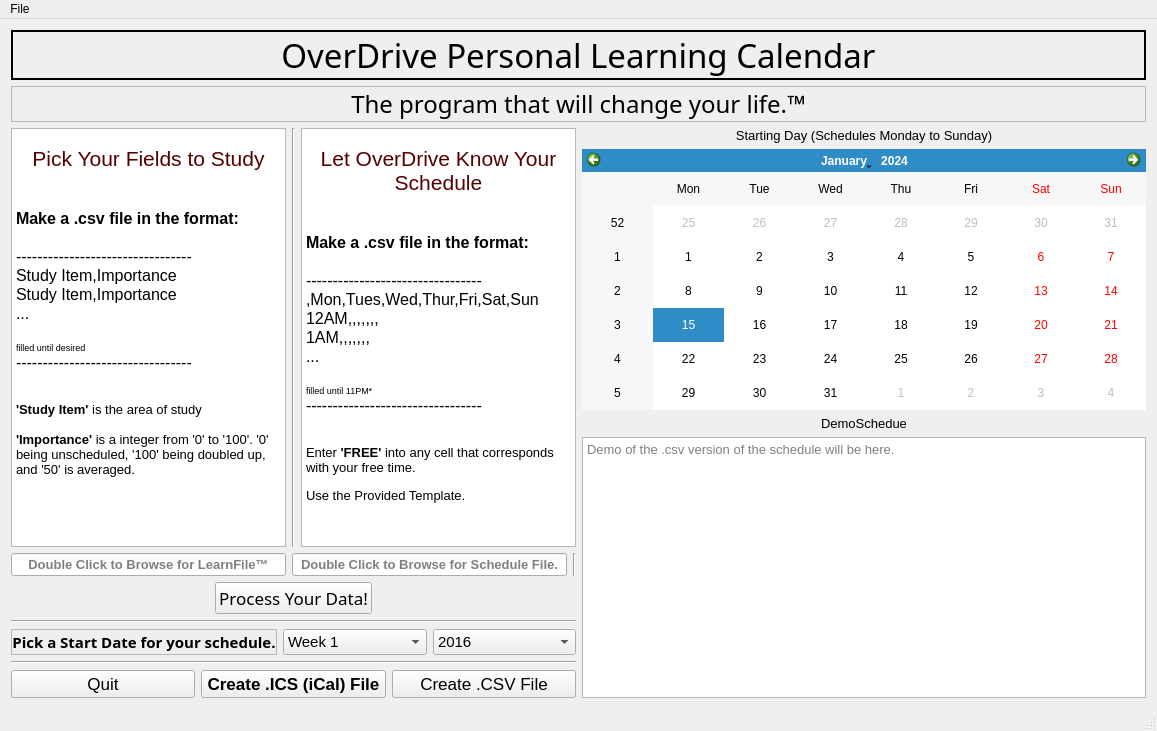
This is inputwindow.ui in bytePro17124/OverDrive-Personal-Learning-Calendar as Qt 5 draws it before an edit. The edited form follows.
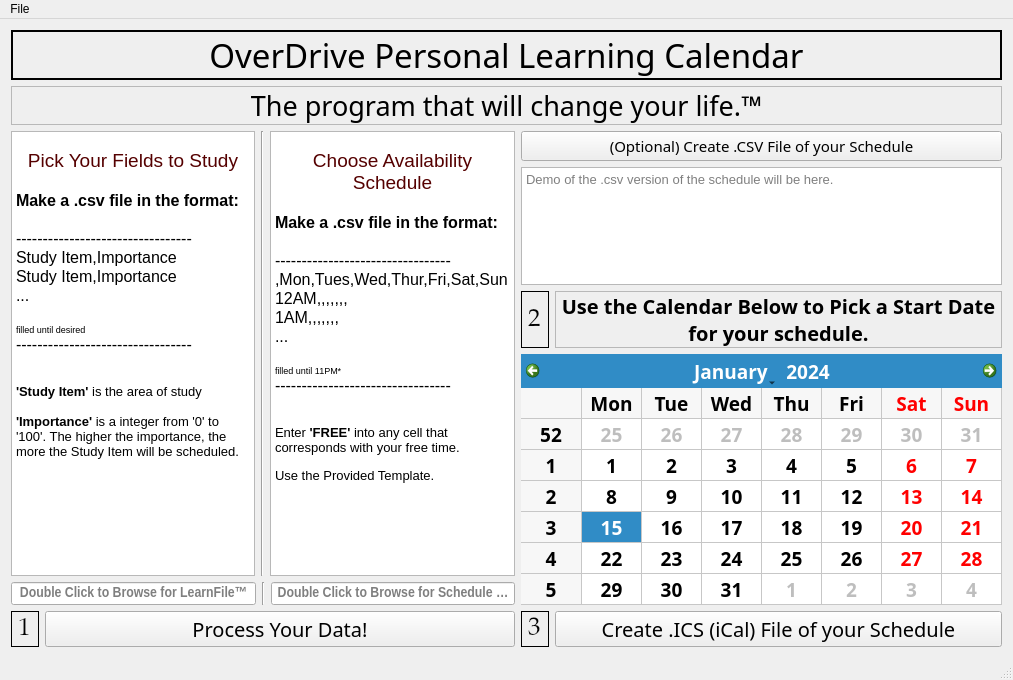
This is the edited form.

Commit message: Algo's complete - ready for testing

Patch:
```diff
--- a/inputwindow.ui
+++ b/inputwindow.ui
@@ -6,8 +6,8 @@
    <rect>
     <x>0</x>
     <y>0</y>
-    <width>1157</width>
-    <height>731</height>
+    <width>1013</width>
+    <height>680</height>
    </rect>
   </property>
   <property name="windowTitle">
@@ -17,7 +17,7 @@
    <string/>
   </property>
   <widget class="QWidget" name="centralWidget">
-   <layout class="QVBoxLayout" name="verticalLayout_4">
+   <layout class="QVBoxLayout" name="verticalLayout_3">
     <item>
      <widget class="QLabel" name="label_ProgramName">
       <property name="font">
@@ -50,7 +50,7 @@
       <property name="font">
        <font>
         <family>Baskerville Old Face</family>
-        <pointsize>18</pointsize>
+        <pointsize>20</pointsize>
         <underline>false</underline>
        </font>
       </property>
@@ -74,21 +74,24 @@
     <item>
      <layout class="QHBoxLayout" name="horizontalLayout_6">
       <item>
-       <layout class="QVBoxLayout" name="verticalLayout_3">
+       <layout class="QVBoxLayout" name="verticalLayout_2">
         <item>
-         <layout class="QVBoxLayout" name="verticalLayout_2">
+         <layout class="QHBoxLayout" name="horizontalLayout_5">
           <item>
-           <layout class="QHBoxLayout" name="horizontalLayout_2">
-            <item>
-             <widget class="QTextBrowser" name="textBrowser_InfoAboutLearnItems">
-              <property name="html">
-               <string>&lt;!DOCTYPE HTML PUBLIC &quot;-//W3C//DTD HTML 4.0//EN&quot; &quot;http://www.w3.org/TR/REC-html40/strict.dtd&quot;&gt;
+           <widget class="QTextBrowser" name="textBrowser_InfoAboutLearnItems">
+            <property name="sizeIncrement">
+             <size>
+              <width>0</width>
+              <height>0</height>
+             </size>
+            </property>
+            <property name="html">
+             <string>&lt;!DOCTYPE HTML PUBLIC &quot;-//W3C//DTD HTML 4.0//EN&quot; &quot;http://www.w3.org/TR/REC-html40/strict.dtd&quot;&gt;
 &lt;html&gt;&lt;head&gt;&lt;meta name=&quot;qrichtext&quot; content=&quot;1&quot; /&gt;&lt;style type=&quot;text/css&quot;&gt;
 p, li { white-space: pre-wrap; }
 &lt;/style&gt;&lt;/head&gt;&lt;body style=&quot; font-family:'MS Shell Dlg 2'; font-size:8.25pt; font-weight:400; font-style:normal;&quot;&gt;
 &lt;p align=&quot;center&quot; style=&quot;-qt-paragraph-type:empty; margin-top:0px; margin-bottom:0px; margin-left:0px; margin-right:0px; -qt-block-indent:0; text-indent:0px;&quot;&gt;&lt;br /&gt;&lt;/p&gt;
-&lt;p align=&quot;center&quot; style=&quot; margin-top:0px; margin-bottom:0px; margin-left:0px; margin-right:0px; -qt-block-indent:0; text-indent:0px;&quot;&gt;&lt;span style=&quot; font-size:16pt; color:#550000;&quot;&gt;Pick Your Fields to Study&lt;/span&gt;&lt;/p&gt;
-&lt;p style=&quot;-qt-paragraph-type:empty; margin-top:0px; margin-bottom:0px; margin-left:0px; margin-right:0px; -qt-block-indent:0; text-indent:0px; font-size:12pt; font-weight:600;&quot;&gt;&lt;br /&gt;&lt;/p&gt;
+&lt;p align=&quot;center&quot; style=&quot; margin-top:0px; margin-bottom:0px; margin-left:0px; margin-right:0px; -qt-block-indent:0; text-indent:0px;&quot;&gt;&lt;span style=&quot; font-size:14pt; color:#550000;&quot;&gt;Pick Your Fields to Study&lt;/span&gt;&lt;/p&gt;
 &lt;p style=&quot;-qt-paragraph-type:empty; margin-top:0px; margin-bottom:0px; margin-left:0px; margin-right:0px; -qt-block-indent:0; text-indent:0px; font-size:12pt; font-weight:600;&quot;&gt;&lt;br /&gt;&lt;/p&gt;
 &lt;p style=&quot; margin-top:0px; margin-bottom:0px; margin-left:0px; margin-right:0px; -qt-block-indent:0; text-indent:0px;&quot;&gt;&lt;span style=&quot; font-size:12pt; font-weight:600;&quot;&gt;Make a .csv file in the format:&lt;/span&gt;&lt;/p&gt;
 &lt;p style=&quot;-qt-paragraph-type:empty; margin-top:0px; margin-bottom:0px; margin-left:0px; margin-right:0px; -qt-block-indent:0; text-indent:0px; font-size:12pt; font-weight:600;&quot;&gt;&lt;br /&gt;&lt;/p&gt;
@@ -103,116 +106,129 @@
 &lt;p style=&quot;-qt-paragraph-type:empty; margin-top:0px; margin-bottom:0px; margin-left:0px; margin-right:0px; -qt-block-indent:0; text-indent:0px; font-size:10pt;&quot;&gt;&lt;br /&gt;&lt;/p&gt;
 &lt;p style=&quot; margin-top:0px; margin-bottom:0px; margin-left:0px; margin-right:0px; -qt-block-indent:0; text-indent:0px;&quot;&gt;&lt;span style=&quot; font-size:10pt; font-weight:600;&quot;&gt;'Study Item' &lt;/span&gt;&lt;span style=&quot; font-size:10pt;&quot;&gt;is the area of study &lt;/span&gt;&lt;/p&gt;
 &lt;p style=&quot;-qt-paragraph-type:empty; margin-top:0px; margin-bottom:0px; margin-left:0px; margin-right:0px; -qt-block-indent:0; text-indent:0px; font-size:10pt;&quot;&gt;&lt;br /&gt;&lt;/p&gt;
-&lt;p style=&quot; margin-top:0px; margin-bottom:0px; margin-left:0px; margin-right:0px; -qt-block-indent:0; text-indent:0px;&quot;&gt;&lt;span style=&quot; font-size:10pt; font-weight:600;&quot;&gt;'Importance' &lt;/span&gt;&lt;span style=&quot; font-size:10pt;&quot;&gt;is a integer from '0' to '100'. '0' being unscheduled, '100' being doubled up, and '50' is averaged.&lt;/span&gt;&lt;/p&gt;&lt;/body&gt;&lt;/html&gt;</string>
-              </property>
-             </widget>
-            </item>
-            <item>
-             <widget class="Line" name="line_2">
-              <property name="orientation">
-               <enum>Qt::Vertical</enum>
-              </property>
-             </widget>
-            </item>
-            <item>
-             <widget class="QTextBrowser" name="textBrowser_InfoAboutTemplate">
-              <property name="html">
-               <string>&lt;!DOCTYPE HTML PUBLIC &quot;-//W3C//DTD HTML 4.0//EN&quot; &quot;http://www.w3.org/TR/REC-html40/strict.dtd&quot;&gt;
+&lt;p style=&quot; margin-top:0px; margin-bottom:0px; margin-left:0px; margin-right:0px; -qt-block-indent:0; text-indent:0px;&quot;&gt;&lt;span style=&quot; font-size:10pt; font-weight:600;&quot;&gt;'Importance' &lt;/span&gt;&lt;span style=&quot; font-size:10pt;&quot;&gt;is a integer from '0' to '100'. The higher the importance, the more the Study Item will be scheduled.&lt;/span&gt;&lt;/p&gt;&lt;/body&gt;&lt;/html&gt;</string>
+            </property>
+           </widget>
+          </item>
+          <item>
+           <widget class="Line" name="line_2">
+            <property name="orientation">
+             <enum>Qt::Vertical</enum>
+            </property>
+           </widget>
+          </item>
+          <item>
+           <widget class="QTextBrowser" name="textBrowser_InfoAboutTemplate">
+            <property name="font">
+             <font>
+              <family>MS Sans Serif</family>
+             </font>
+            </property>
+            <property name="html">
+             <string>&lt;!DOCTYPE HTML PUBLIC &quot;-//W3C//DTD HTML 4.0//EN&quot; &quot;http://www.w3.org/TR/REC-html40/strict.dtd&quot;&gt;
 &lt;html&gt;&lt;head&gt;&lt;meta name=&quot;qrichtext&quot; content=&quot;1&quot; /&gt;&lt;style type=&quot;text/css&quot;&gt;
 p, li { white-space: pre-wrap; }
-&lt;/style&gt;&lt;/head&gt;&lt;body style=&quot; font-family:'MS Shell Dlg 2'; font-size:8.25pt; font-weight:400; font-style:normal;&quot;&gt;
-&lt;p align=&quot;center&quot; style=&quot;-qt-paragraph-type:empty; margin-top:0px; margin-bottom:0px; margin-left:0px; margin-right:0px; -qt-block-indent:0; text-indent:0px;&quot;&gt;&lt;br /&gt;&lt;/p&gt;
-&lt;p align=&quot;center&quot; style=&quot; margin-top:0px; margin-bottom:0px; margin-left:0px; margin-right:0px; -qt-block-indent:0; text-indent:0px;&quot;&gt;&lt;span style=&quot; font-size:16pt; color:#550000;&quot;&gt;Let OverDrive Know Your Schedule&lt;/span&gt;&lt;/p&gt;
-&lt;p style=&quot;-qt-paragraph-type:empty; margin-top:0px; margin-bottom:0px; margin-left:0px; margin-right:0px; -qt-block-indent:0; text-indent:0px; font-size:12pt; font-weight:600;&quot;&gt;&lt;br /&gt;&lt;/p&gt;
-&lt;p style=&quot;-qt-paragraph-type:empty; margin-top:0px; margin-bottom:0px; margin-left:0px; margin-right:0px; -qt-block-indent:0; text-indent:0px; font-size:12pt;&quot;&gt;&lt;br /&gt;&lt;/p&gt;
-&lt;p style=&quot; margin-top:0px; margin-bottom:0px; margin-left:0px; margin-right:0px; -qt-block-indent:0; text-indent:0px;&quot;&gt;&lt;span style=&quot; font-size:12pt; font-weight:600;&quot;&gt;Make a .csv file in the format:&lt;/span&gt;&lt;/p&gt;
-&lt;p style=&quot;-qt-paragraph-type:empty; margin-top:0px; margin-bottom:0px; margin-left:0px; margin-right:0px; -qt-block-indent:0; text-indent:0px; font-size:12pt; font-weight:600;&quot;&gt;&lt;br /&gt;&lt;/p&gt;
-&lt;p style=&quot; margin-top:0px; margin-bottom:0px; margin-left:0px; margin-right:0px; -qt-block-indent:0; text-indent:0px;&quot;&gt;&lt;span style=&quot; font-size:12pt;&quot;&gt;---------------------------------&lt;/span&gt;&lt;/p&gt;
-&lt;p style=&quot; margin-top:0px; margin-bottom:0px; margin-left:0px; margin-right:0px; -qt-block-indent:0; text-indent:0px;&quot;&gt;&lt;span style=&quot; font-size:12pt;&quot;&gt;,Mon,Tues,Wed,Thur,Fri,Sat,Sun&lt;/span&gt;&lt;/p&gt;
-&lt;p style=&quot; margin-top:0px; margin-bottom:0px; margin-left:0px; margin-right:0px; -qt-block-indent:0; text-indent:0px;&quot;&gt;&lt;span style=&quot; font-size:12pt;&quot;&gt;12AM,,,,,,,&lt;/span&gt;&lt;/p&gt;
-&lt;p style=&quot; margin-top:0px; margin-bottom:0px; margin-left:0px; margin-right:0px; -qt-block-indent:0; text-indent:0px;&quot;&gt;&lt;span style=&quot; font-size:12pt;&quot;&gt;1AM,,,,,,,&lt;/span&gt;&lt;/p&gt;
-&lt;p style=&quot; margin-top:0px; margin-bottom:0px; margin-left:0px; margin-right:0px; -qt-block-indent:0; text-indent:0px;&quot;&gt;&lt;span style=&quot; font-size:12pt;&quot;&gt;... &lt;/span&gt;&lt;/p&gt;
-&lt;p style=&quot;-qt-paragraph-type:empty; margin-top:0px; margin-bottom:0px; margin-left:0px; margin-right:0px; -qt-block-indent:0; text-indent:0px; font-size:12pt;&quot;&gt;&lt;br /&gt;&lt;/p&gt;
-&lt;p style=&quot; margin-top:0px; margin-bottom:0px; margin-left:0px; margin-right:0px; -qt-block-indent:0; text-indent:0px;&quot;&gt;&lt;span style=&quot; font-size:7pt;&quot;&gt;filled until 11PM*&lt;/span&gt;&lt;/p&gt;
-&lt;p style=&quot; margin-top:0px; margin-bottom:0px; margin-left:0px; margin-right:0px; -qt-block-indent:0; text-indent:0px;&quot;&gt;&lt;span style=&quot; font-size:12pt;&quot;&gt;---------------------------------&lt;/span&gt;&lt;/p&gt;
-&lt;p style=&quot;-qt-paragraph-type:empty; margin-top:0px; margin-bottom:0px; margin-left:0px; margin-right:0px; -qt-block-indent:0; text-indent:0px; font-size:10pt;&quot;&gt;&lt;br /&gt;&lt;/p&gt;
-&lt;p style=&quot;-qt-paragraph-type:empty; margin-top:0px; margin-bottom:0px; margin-left:0px; margin-right:0px; -qt-block-indent:0; text-indent:0px; font-size:10pt;&quot;&gt;&lt;br /&gt;&lt;/p&gt;
-&lt;p style=&quot; margin-top:0px; margin-bottom:0px; margin-left:0px; margin-right:0px; -qt-block-indent:0; text-indent:0px;&quot;&gt;&lt;span style=&quot; font-size:10pt;&quot;&gt;Enter &lt;/span&gt;&lt;span style=&quot; font-size:10pt; font-weight:600;&quot;&gt;'FREE'&lt;/span&gt;&lt;span style=&quot; font-size:10pt;&quot;&gt; into any cell that corresponds with your free time.&lt;/span&gt;&lt;/p&gt;
-&lt;p style=&quot;-qt-paragraph-type:empty; margin-top:0px; margin-bottom:0px; margin-left:0px; margin-right:0px; -qt-block-indent:0; text-indent:0px;&quot;&gt;&lt;br /&gt;&lt;/p&gt;
-&lt;p style=&quot; margin-top:0px; margin-bottom:0px; margin-left:0px; margin-right:0px; -qt-block-indent:0; text-indent:0px;&quot;&gt;&lt;span style=&quot; font-size:10pt;&quot;&gt;Use the Provided Template.&lt;/span&gt;&lt;/p&gt;&lt;/body&gt;&lt;/html&gt;</string>
-              </property>
-             </widget>
-            </item>
-           </layout>
+&lt;/style&gt;&lt;/head&gt;&lt;body style=&quot; font-family:'MS Sans Serif'; font-size:8.25pt; font-weight:400; font-style:normal;&quot;&gt;
+&lt;p align=&quot;center&quot; style=&quot;-qt-paragraph-type:empty; margin-top:0px; margin-bottom:0px; margin-left:0px; margin-right:0px; -qt-block-indent:0; text-indent:0px; font-family:'MS Shell Dlg 2';&quot;&gt;&lt;br /&gt;&lt;/p&gt;
+&lt;p align=&quot;center&quot; style=&quot; margin-top:0px; margin-bottom:0px; margin-left:0px; margin-right:0px; -qt-block-indent:0; text-indent:0px;&quot;&gt;&lt;span style=&quot; font-family:'MS Shell Dlg 2'; font-size:14pt; color:#550000;&quot;&gt;Choose Availability Schedule&lt;/span&gt;&lt;/p&gt;
+&lt;p style=&quot;-qt-paragraph-type:empty; margin-top:0px; margin-bottom:0px; margin-left:0px; margin-right:0px; -qt-block-indent:0; text-indent:0px; font-family:'MS Shell Dlg 2'; font-size:12pt;&quot;&gt;&lt;br /&gt;&lt;/p&gt;
+&lt;p style=&quot; margin-top:0px; margin-bottom:0px; margin-left:0px; margin-right:0px; -qt-block-indent:0; text-indent:0px;&quot;&gt;&lt;span style=&quot; font-family:'MS Shell Dlg 2'; font-size:12pt; font-weight:600;&quot;&gt;Make a .csv file in the format:&lt;/span&gt;&lt;/p&gt;
+&lt;p style=&quot;-qt-paragraph-type:empty; margin-top:0px; margin-bottom:0px; margin-left:0px; margin-right:0px; -qt-block-indent:0; text-indent:0px; font-family:'MS Shell Dlg 2'; font-size:12pt; font-weight:600;&quot;&gt;&lt;br /&gt;&lt;/p&gt;
+&lt;p style=&quot; margin-top:0px; margin-bottom:0px; margin-left:0px; margin-right:0px; -qt-block-indent:0; text-indent:0px;&quot;&gt;&lt;span style=&quot; font-family:'MS Shell Dlg 2'; font-size:12pt;&quot;&gt;---------------------------------&lt;/span&gt;&lt;/p&gt;
+&lt;p style=&quot; margin-top:0px; margin-bottom:0px; margin-left:0px; margin-right:0px; -qt-block-indent:0; text-indent:0px;&quot;&gt;&lt;span style=&quot; font-family:'MS Shell Dlg 2'; font-size:12pt;&quot;&gt;,Mon,Tues,Wed,Thur,Fri,Sat,Sun&lt;/span&gt;&lt;/p&gt;
+&lt;p style=&quot; margin-top:0px; margin-bottom:0px; margin-left:0px; margin-right:0px; -qt-block-indent:0; text-indent:0px;&quot;&gt;&lt;span style=&quot; font-family:'MS Shell Dlg 2'; font-size:12pt;&quot;&gt;12AM,,,,,,,&lt;/span&gt;&lt;/p&gt;
+&lt;p style=&quot; margin-top:0px; margin-bottom:0px; margin-left:0px; margin-right:0px; -qt-block-indent:0; text-indent:0px;&quot;&gt;&lt;span style=&quot; font-family:'MS Shell Dlg 2'; font-size:12pt;&quot;&gt;1AM,,,,,,,&lt;/span&gt;&lt;/p&gt;
+&lt;p style=&quot; margin-top:0px; margin-bottom:0px; margin-left:0px; margin-right:0px; -qt-block-indent:0; text-indent:0px;&quot;&gt;&lt;span style=&quot; font-family:'MS Shell Dlg 2'; font-size:12pt;&quot;&gt;... &lt;/span&gt;&lt;/p&gt;
+&lt;p style=&quot;-qt-paragraph-type:empty; margin-top:0px; margin-bottom:0px; margin-left:0px; margin-right:0px; -qt-block-indent:0; text-indent:0px; font-family:'MS Shell Dlg 2'; font-size:12pt;&quot;&gt;&lt;br /&gt;&lt;/p&gt;
+&lt;p style=&quot; margin-top:0px; margin-bottom:0px; margin-left:0px; margin-right:0px; -qt-block-indent:0; text-indent:0px;&quot;&gt;&lt;span style=&quot; font-family:'MS Shell Dlg 2'; font-size:7pt;&quot;&gt;filled until 11PM*&lt;/span&gt;&lt;/p&gt;
+&lt;p style=&quot; margin-top:0px; margin-bottom:0px; margin-left:0px; margin-right:0px; -qt-block-indent:0; text-indent:0px;&quot;&gt;&lt;span style=&quot; font-family:'MS Shell Dlg 2'; font-size:12pt;&quot;&gt;---------------------------------&lt;/span&gt;&lt;/p&gt;
+&lt;p style=&quot;-qt-paragraph-type:empty; margin-top:0px; margin-bottom:0px; margin-left:0px; margin-right:0px; -qt-block-indent:0; text-indent:0px; font-family:'MS Shell Dlg 2'; font-size:10pt;&quot;&gt;&lt;br /&gt;&lt;/p&gt;
+&lt;p style=&quot;-qt-paragraph-type:empty; margin-top:0px; margin-bottom:0px; margin-left:0px; margin-right:0px; -qt-block-indent:0; text-indent:0px; font-family:'MS Shell Dlg 2'; font-size:10pt;&quot;&gt;&lt;br /&gt;&lt;/p&gt;
+&lt;p style=&quot; margin-top:0px; margin-bottom:0px; margin-left:0px; margin-right:0px; -qt-block-indent:0; text-indent:0px;&quot;&gt;&lt;span style=&quot; font-family:'MS Shell Dlg 2'; font-size:10pt;&quot;&gt;Enter &lt;/span&gt;&lt;span style=&quot; font-family:'MS Shell Dlg 2'; font-size:10pt; font-weight:600;&quot;&gt;'FREE'&lt;/span&gt;&lt;span style=&quot; font-family:'MS Shell Dlg 2'; font-size:10pt;&quot;&gt; into any cell that corresponds with your free time.&lt;/span&gt;&lt;/p&gt;
+&lt;p style=&quot;-qt-paragraph-type:empty; margin-top:0px; margin-bottom:0px; margin-left:0px; margin-right:0px; -qt-block-indent:0; text-indent:0px; font-family:'MS Shell Dlg 2';&quot;&gt;&lt;br /&gt;&lt;/p&gt;
+&lt;p style=&quot; margin-top:0px; margin-bottom:0px; margin-left:0px; margin-right:0px; -qt-block-indent:0; text-indent:0px;&quot;&gt;&lt;span style=&quot; font-family:'MS Shell Dlg 2'; font-size:10pt;&quot;&gt;Use the Provided Template.&lt;/span&gt;&lt;/p&gt;&lt;/body&gt;&lt;/html&gt;</string>
+            </property>
+           </widget>
           </item>
+         </layout>
+        </item>
+        <item>
+         <layout class="QHBoxLayout" name="horizontalLayout_4">
           <item>
-           <layout class="QHBoxLayout" name="horizontalLayout">
-            <item>
-             <widget class="QLineEdit" name="lineEdit_csvPathForItems">
-              <property name="font">
-               <font>
-                <pointsize>10</pointsize>
-                <weight>75</weight>
-                <bold>true</bold>
-               </font>
-              </property>
-              <property name="alignment">
-               <set>Qt::AlignCenter</set>
-              </property>
-              <property name="placeholderText">
-               <string>Double Click to Browse for LearnFile™</string>
-              </property>
-             </widget>
-            </item>
-            <item>
-             <widget class="QLineEdit" name="lineEdit_csvPathForSchedule">
-              <property name="font">
-               <font>
-                <pointsize>10</pointsize>
-                <weight>75</weight>
-                <bold>true</bold>
-               </font>
-              </property>
-              <property name="alignment">
-               <set>Qt::AlignCenter</set>
-              </property>
-              <property name="placeholderText">
-               <string>Double Click to Browse for Schedule File.</string>
-              </property>
-             </widget>
-            </item>
-            <item>
-             <widget class="Line" name="line_3">
-              <property name="orientation">
-               <enum>Qt::Vertical</enum>
-              </property>
-             </widget>
-            </item>
-           </layout>
+           <widget class="QLineEdit" name="lineEdit_csvPathForItems">
+            <property name="font">
+             <font>
+              <family>Arial Narrow</family>
+              <pointsize>11</pointsize>
+              <weight>75</weight>
+              <bold>true</bold>
+             </font>
+            </property>
+            <property name="alignment">
+             <set>Qt::AlignCenter</set>
+            </property>
+            <property name="placeholderText">
+             <string>Double Click to Browse for LearnFile™</string>
+            </property>
+           </widget>
+          </item>
+          <item>
+           <widget class="Line" name="line_3">
+            <property name="orientation">
+             <enum>Qt::Vertical</enum>
+            </property>
+           </widget>
+          </item>
+          <item>
+           <widget class="QLineEdit" name="lineEdit_csvPathForSchedule">
+            <property name="font">
+             <font>
+              <family>Arial Narrow</family>
+              <pointsize>11</pointsize>
+              <weight>75</weight>
+              <bold>true</bold>
+             </font>
+            </property>
+            <property name="alignment">
+             <set>Qt::AlignCenter</set>
+            </property>
+            <property name="placeholderText">
+             <string>Double Click to Browse for Schedule File.</string>
+            </property>
+           </widget>
           </item>
          </layout>
         </item>
         <item>
          <layout class="QHBoxLayout" name="horizontalLayout_3">
           <item>
-           <spacer name="horizontalSpacer_2">
-            <property name="orientation">
-             <enum>Qt::Horizontal</enum>
+           <widget class="QLabel" name="label_3">
+            <property name="font">
+             <font>
+              <family>Palatino Linotype</family>
+              <pointsize>19</pointsize>
+             </font>
             </property>
-            <property name="sizeHint" stdset="0">
-             <size>
-              <width>40</width>
-              <height>20</height>
-             </size>
+            <property name="frameShape">
+             <enum>QFrame::Panel</enum>
             </property>
-           </spacer>
+            <property name="text">
+             <string>1</string>
+            </property>
+           </widget>
           </item>
           <item>
            <widget class="QPushButton" name="button_ProcessData">
+            <property name="sizePolicy">
+             <sizepolicy hsizetype="Expanding" vsizetype="Fixed">
+              <horstretch>0</horstretch>
+              <verstretch>0</verstretch>
+             </sizepolicy>
+            </property>
             <property name="font">
              <font>
               <family>Arial Black</family>
-              <pointsize>13</pointsize>
+              <pointsize>15</pointsize>
              </font>
             </property>
             <property name="focusPolicy">
@@ -235,36 +251,73 @@
             </property>
            </widget>
           </item>
+         </layout>
+        </item>
+       </layout>
+      </item>
+      <item>
+       <layout class="QVBoxLayout" name="verticalLayout">
+        <item>
+         <widget class="QPushButton" name="button_MakeSchedule">
+          <property name="font">
+           <font>
+            <family>Arial Black</family>
+            <pointsize>11</pointsize>
+           </font>
+          </property>
+          <property name="statusTip">
+           <string>Click to Create a Schedule to View in Excel</string>
+          </property>
+          <property name="text">
+           <string>(Optional) Create .CSV File of your Schedule</string>
+          </property>
+         </widget>
+        </item>
+        <item>
+         <widget class="QTextBrowser" name="textBrowser_InfoAboutSchedule">
+          <property name="font">
+           <font>
+            <pointsize>10</pointsize>
+           </font>
+          </property>
+          <property name="statusTip">
+           <string>Example of your processed file (for debugging/testing purposes)</string>
+          </property>
+          <property name="placeholderText">
+           <string>Demo of the .csv version of the schedule will be here.</string>
+          </property>
+         </widget>
+        </item>
+        <item>
+         <layout class="QHBoxLayout" name="horizontalLayout">
           <item>
-           <spacer name="horizontalSpacer">
-            <property name="orientation">
-             <enum>Qt::Horizontal</enum>
+           <widget class="QLabel" name="label_4">
+            <property name="font">
+             <font>
+              <family>Palatino Linotype</family>
+              <pointsize>19</pointsize>
+             </font>
             </property>
-            <property name="sizeHint" stdset="0">
-             <size>
-              <width>40</width>
-              <height>20</height>
-             </size>
+            <property name="frameShape">
+             <enum>QFrame::Panel</enum>
             </property>
-           </spacer>
+            <property name="text">
+             <string>2</string>
+            </property>
+           </widget>
           </item>
-         </layout>
-        </item>
-        <item>
-         <widget class="Line" name="line_6">
-          <property name="orientation">
-           <enum>Qt::Horizontal</enum>
-          </property>
-         </widget>
-        </item>
-        <item>
-         <layout class="QHBoxLayout" name="horizontalLayout_4">
           <item>
            <widget class="QLabel" name="label_2">
+            <property name="sizePolicy">
+             <sizepolicy hsizetype="Expanding" vsizetype="Preferred">
+              <horstretch>0</horstretch>
+              <verstretch>0</verstretch>
+             </sizepolicy>
+            </property>
             <property name="font">
              <font>
               <family>Arial Black</family>
-              <pointsize>11</pointsize>
+              <pointsize>15</pointsize>
               <weight>75</weight>
               <italic>false</italic>
               <bold>true</bold>
@@ -285,381 +338,89 @@
              <number>1</number>
             </property>
             <property name="text">
-             <string>Pick a Start Date for your schedule.</string>
+             <string>Use the Calendar Below to Pick a Start Date for your schedule.</string>
             </property>
             <property name="alignment">
              <set>Qt::AlignCenter</set>
             </property>
-           </widget>
-          </item>
-          <item>
-           <widget class="QComboBox" name="combo_WeekOfYearNumber1to52">
-            <property name="font">
-             <font>
-              <pointsize>11</pointsize>
-             </font>
+            <property name="wordWrap">
+             <bool>true</bool>
             </property>
-            <property name="statusTip">
-             <string>Schedule starts on Monday and goes to Sunday</string>
-            </property>
-            <property name="maxVisibleItems">
-             <number>14</number>
-            </property>
-            <item>
-             <property name="text">
-              <string>Week 1</string>
-             </property>
-            </item>
-            <item>
-             <property name="text">
-              <string>Week 2</string>
-             </property>
-            </item>
-            <item>
-             <property name="text">
-              <string>Week 3</string>
-             </property>
-            </item>
-            <item>
-             <property name="text">
-              <string>Week 4</string>
-             </property>
-            </item>
-            <item>
-             <property name="text">
-              <string>Week 5</string>
-             </property>
-            </item>
-            <item>
-             <property name="text">
-              <string>Week 6</string>
-             </property>
-            </item>
-            <item>
-             <property name="text">
-              <string>Week 7</string>
-             </property>
-            </item>
-            <item>
-             <property name="text">
-              <string>Week 8</string>
-             </property>
-            </item>
-            <item>
-             <property name="text">
-              <string>Week 9</string>
-             </property>
-            </item>
-            <item>
-             <property name="text">
-              <string>Week 10</string>
-             </property>
-            </item>
-            <item>
-             <property name="text">
-              <string>Week 11</string>
-             </property>
-            </item>
-            <item>
-             <property name="text">
-              <string>Week 12</string>
-             </property>
-            </item>
-            <item>
-             <property name="text">
-              <string>Week 13</string>
-             </property>
-            </item>
-            <item>
-             <property name="text">
-              <string>Week 14</string>
-             </property>
-            </item>
-            <item>
-             <property name="text">
-              <string>Week 15</string>
-             </property>
-            </item>
-            <item>
-             <property name="text">
-              <string>Week 16</string>
-             </property>
-            </item>
-            <item>
-             <property name="text">
-              <string>Week 17</string>
-             </property>
-            </item>
-            <item>
-             <property name="text">
-              <string>Week 18</string>
-             </property>
-            </item>
-            <item>
-             <property name="text">
-              <string>Week 19</string>
-             </property>
-            </item>
-            <item>
-             <property name="text">
-              <string>Week 20</string>
-             </property>
-            </item>
-            <item>
-             <property name="text">
-              <string>Week 21</string>
-             </property>
-            </item>
-            <item>
-             <property name="text">
-              <string>Week 22</string>
-             </property>
-            </item>
-            <item>
-             <property name="text">
-              <string>Week 23</string>
-             </property>
-            </item>
-            <item>
-             <property name="text">
-              <string>Week 24</string>
-             </property>
-            </item>
-            <item>
-             <property name="text">
-              <string>Week 25</string>
-             </property>
-            </item>
-            <item>
-             <property name="text">
-              <string>Week 26</string>
-             </property>
-            </item>
-            <item>
-             <property name="text">
-              <string>Week 27</string>
-             </property>
-            </item>
-            <item>
-             <property name="text">
-              <string>Week 28</string>
-             </property>
-            </item>
-            <item>
-             <property name="text">
-              <string>Week 29</string>
-             </property>
-            </item>
-            <item>
-             <property name="text">
-              <string>Week 30</string>
-             </property>
-            </item>
-            <item>
-             <property name="text">
-              <string>Week 31</string>
-             </property>
-            </item>
-            <item>
-             <property name="text">
-              <string>Week 32</string>
-             </property>
-            </item>
-            <item>
-             <property name="text">
-              <string>Week 33</string>
-             </property>
-            </item>
-            <item>
-             <property name="text">
-              <string>Week 34</string>
-             </property>
-            </item>
-            <item>
-             <property name="text">
-              <string>Week 35</string>
-             </property>
-            </item>
-            <item>
-             <property name="text">
-              <string>Week 36</string>
-             </property>
-            </item>
-            <item>
-             <property name="text">
-              <string>Week 37</string>
-             </property>
-            </item>
-            <item>
-             <property name="text">
-              <string>Week 38</string>
-             </property>
-            </item>
-            <item>
-             <property name="text">
-              <string>Week 39</string>
-             </property>
-            </item>
-            <item>
-             <property name="text">
-              <string>Week 40</string>
-             </property>
-            </item>
-            <item>
-             <property name="text">
-              <string>Week 41</string>
-             </property>
-            </item>
-            <item>
-             <property name="text">
-              <string>Week 42</string>
-             </property>
-            </item>
-            <item>
-             <property name="text">
-              <string>Week 43</string>
-             </property>
-            </item>
-            <item>
-             <property name="text">
-              <string>Week 44</string>
-             </property>
-            </item>
-            <item>
-             <property name="text">
-              <string>Week 45</string>
-             </property>
-            </item>
-            <item>
-             <property name="text">
-              <string>Week 46</string>
-             </property>
-            </item>
-            <item>
-             <property name="text">
-              <string>Week 47</string>
-             </property>
-            </item>
-            <item>
-             <property name="text">
-              <string>Week 48</string>
-             </property>
-            </item>
-            <item>
-             <property name="text">
-              <string>Week 49</string>
-             </property>
-            </item>
-            <item>
-             <property name="text">
-              <string>Week 50</string>
-             </property>
-            </item>
-            <item>
-             <property name="text">
-              <string>Week 51</string>
-             </property>
-            </item>
-            <item>
-             <property name="text">
-              <string>Week 52</string>
-             </property>
-            </item>
-           </widget>
-          </item>
-          <item>
-           <widget class="QComboBox" name="combo_Year_1eq2016">
-            <property name="font">
-             <font>
-              <pointsize>11</pointsize>
-             </font>
-            </property>
-            <property name="statusTip">
-             <string>Schedule starts on Monday and goes to Sunday</string>
-            </property>
-            <item>
-             <property name="text">
-              <string>2016</string>
-             </property>
-            </item>
-            <item>
-             <property name="text">
-              <string>2017</string>
-             </property>
-            </item>
-            <item>
-             <property name="text">
-              <string>2018</string>
-             </property>
-            </item>
-            <item>
-             <property name="text">
-              <string>2019</string>
-             </property>
-            </item>
-            <item>
-             <property name="text">
-              <string>2020</string>
-             </property>
-            </item>
-            <item>
-             <property name="text">
-              <string>2021</string>
-             </property>
-            </item>
-            <item>
-             <property name="text">
-              <string>2022</string>
-             </property>
-            </item>
-            <item>
-             <property name="text">
-              <string>2023</string>
-             </property>
-            </item>
-            <item>
-             <property name="text">
-              <string>2024</string>
-             </property>
-            </item>
            </widget>
           </item>
          </layout>
         </item>
         <item>
-         <widget class="Line" name="line">
-          <property name="orientation">
-           <enum>Qt::Horizontal</enum>
+         <widget class="QCalendarWidget" name="calendarWidget_DateOfStart">
+          <property name="enabled">
+           <bool>true</bool>
+          </property>
+          <property name="font">
+           <font>
+            <family>Baskerville Old Face</family>
+            <pointsize>14</pointsize>
+            <weight>75</weight>
+            <bold>true</bold>
+           </font>
+          </property>
+          <property name="statusTip">
+           <string>Highlights the start date of your .ics file export</string>
+          </property>
+          <property name="autoFillBackground">
+           <bool>true</bool>
+          </property>
+          <property name="firstDayOfWeek">
+           <enum>Qt::Monday</enum>
+          </property>
+          <property name="gridVisible">
+           <bool>true</bool>
+          </property>
+          <property name="horizontalHeaderFormat">
+           <enum>QCalendarWidget::ShortDayNames</enum>
+          </property>
+          <property name="verticalHeaderFormat">
+           <enum>QCalendarWidget::ISOWeekNumbers</enum>
+          </property>
+          <property name="navigationBarVisible">
+           <bool>true</bool>
+          </property>
+          <property name="dateEditEnabled">
+           <bool>true</bool>
           </property>
          </widget>
         </item>
         <item>
-         <layout class="QHBoxLayout" name="horizontalLayout_5">
+         <layout class="QHBoxLayout" name="horizontalLayout_2">
           <item>
-           <widget class="QPushButton" name="button_Quit">
+           <widget class="QLabel" name="label_5">
             <property name="font">
              <font>
-              <pointsize>13</pointsize>
+              <family>Palatino Linotype</family>
+              <pointsize>19</pointsize>
              </font>
             </property>
-            <property name="statusTip">
-             <string>Click to Quit this Application</string>
-            </property>
-            <property name="whatsThis">
-             <string/>
+            <property name="frameShape">
+             <enum>QFrame::Panel</enum>
             </property>
             <property name="text">
-             <string>Quit</string>
+             <string>3</string>
             </property>
            </widget>
           </item>
           <item>
            <widget class="QPushButton" name="button_MakeiCalFile">
+            <property name="sizePolicy">
+             <sizepolicy hsizetype="Expanding" vsizetype="Fixed">
+              <horstretch>0</horstretch>
+              <verstretch>0</verstretch>
+             </sizepolicy>
+            </property>
             <property name="font">
              <font>
-              <pointsize>13</pointsize>
-              <weight>75</weight>
-              <bold>true</bold>
+              <family>Arial Black</family>
+              <pointsize>15</pointsize>
+              <weight>50</weight>
+              <bold>false</bold>
              </font>
             </property>
             <property name="toolTip">
@@ -672,23 +433,7 @@
              <string>Click to Create a Schedule File  to use with Outlook or iCalendar</string>
             </property>
             <property name="text">
-             <string>Create .ICS (iCal) File</string>
-            </property>
-           </widget>
-          </item>
-          <item>
-           <widget class="QPushButton" name="button_MakeSchedule">
-            <property name="font">
-             <font>
-              <family>MS Shell Dlg 2</family>
-              <pointsize>13</pointsize>
-             </font>
-            </property>
-            <property name="statusTip">
-             <string>Click to Create a Schedule to View in Excel</string>
-            </property>
-            <property name="text">
-             <string>Create .CSV File</string>
+             <string>Create .ICS (iCal) File of your Schedule</string>
             </property>
            </widget>
           </item>
@@ -696,55 +441,6 @@
         </item>
        </layout>
       </item>
-      <item>
-       <layout class="QVBoxLayout" name="verticalLayout">
-        <item>
-         <widget class="QLabel" name="label_4">
-          <property name="font">
-           <font>
-            <pointsize>10</pointsize>
-           </font>
-          </property>
-          <property name="text">
-           <string>Starting Day (Schedules Monday to Sunday)</string>
-          </property>
-          <property name="alignment">
-           <set>Qt::AlignCenter</set>
-          </property>
-         </widget>
-        </item>
-        <item>
-         <widget class="QCalendarWidget" name="calendarWidget_DateOfStart"/>
-        </item>
-        <item>
-         <widget class="QLabel" name="label_3">
-          <property name="font">
-           <font>
-            <pointsize>10</pointsize>
-           </font>
-          </property>
-          <property name="text">
-           <string>DemoSchedue</string>
-          </property>
-          <property name="alignment">
-           <set>Qt::AlignCenter</set>
-          </property>
-         </widget>
-        </item>
-        <item>
-         <widget class="QTextBrowser" name="textBrowser_InfoAboutSchedule">
-          <property name="font">
-           <font>
-            <pointsize>10</pointsize>
-           </font>
-          </property>
-          <property name="placeholderText">
-           <string>Demo of the .csv version of the schedule will be here.</string>
-          </property>
-         </widget>
-        </item>
-       </layout>
-      </item>
      </layout>
     </item>
    </layout>
@@ -754,7 +450,7 @@
     <rect>
      <x>0</x>
      <y>0</y>
-     <width>1157</width>
+     <width>1013</width>
      <height>21</height>
     </rect>
    </property>
```
The commit also changes 2 other files.
